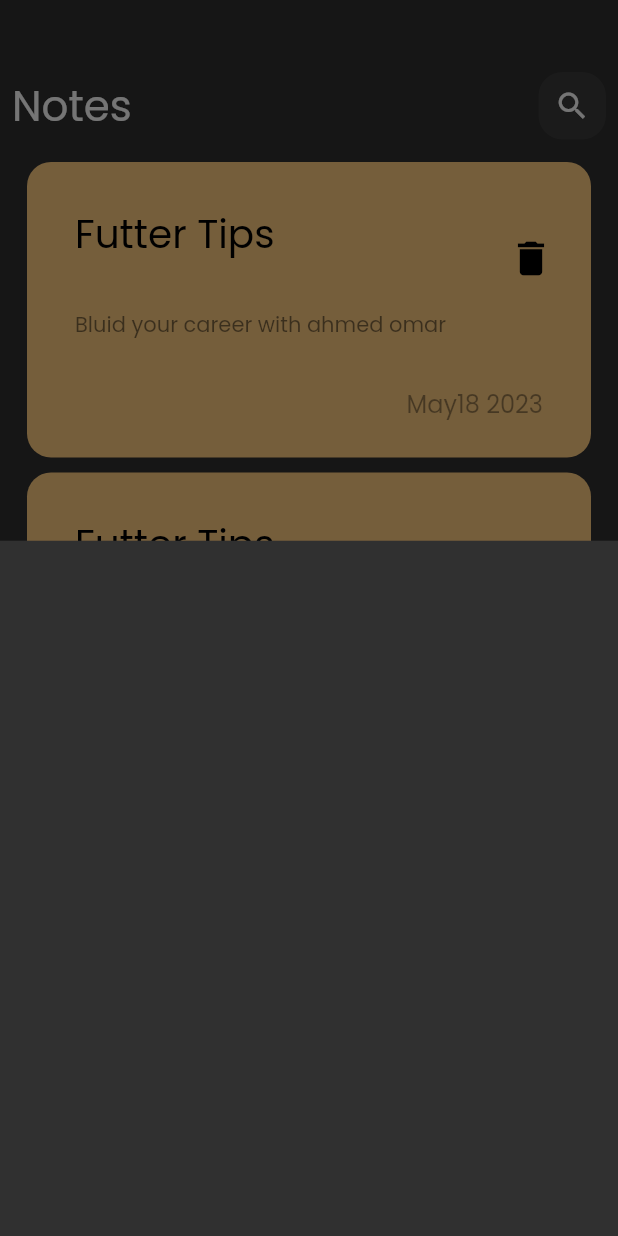
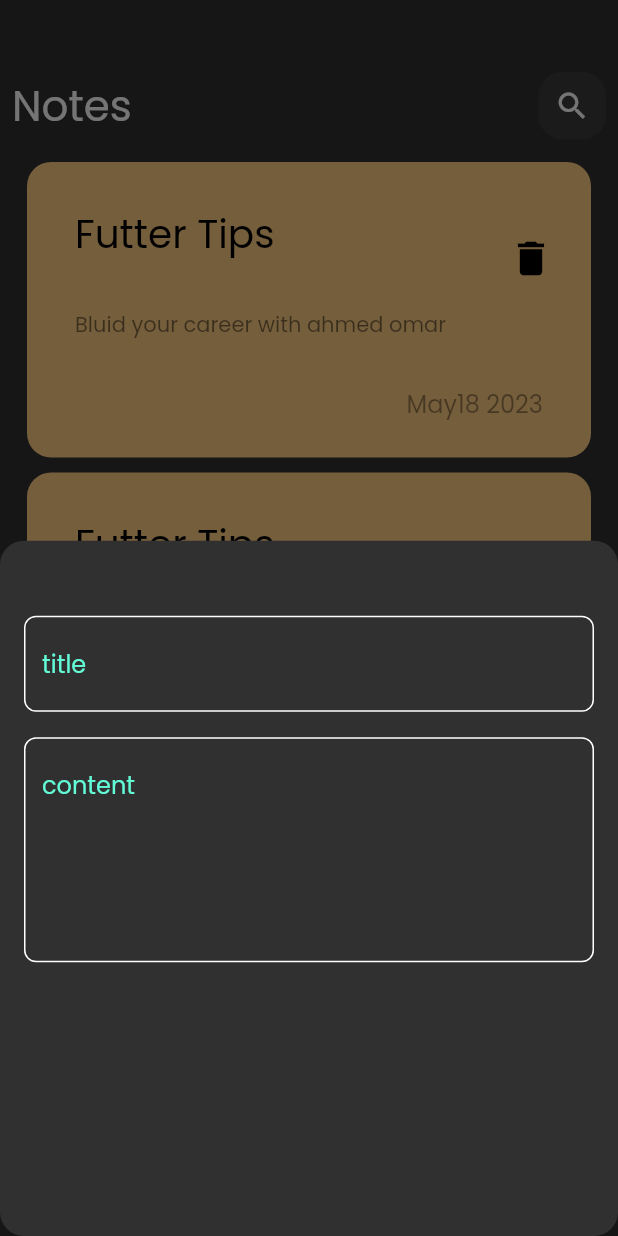
Before and after one commit to Ahmedomar74/note_app, a Flutter app: the screen it shows after launch, after a tap on the "add" icon, on a phone screen of 412 x 824 dp. Run offline on Flutter 3.47's test engine with Material 2 defaults, Android fonts, the phone set to English and light mode, and no system bars.

Commit message:
add fileds  to bottom

```diff
--- /dev/null
+++ b/lib/constant/constant.dart
@@ -0,0 +1,3 @@
+import 'package:flutter/material.dart';
+
+const kPrimaryColor = Color(0xff62fcd7);
--- a/lib/views/notes_view.dart
+++ b/lib/views/notes_view.dart
@@ -11,6 +11,8 @@ class NotesView extends StatelessWidget {
       floatingActionButton: FloatingActionButton(
         onPressed: () {
           showModalBottomSheet(
+            shape:
+                RoundedRectangleBorder(borderRadius: BorderRadius.circular(16)),
             context: context,
             builder: (context) {
               return const AddNoteBottomSheet();
--- a/lib/views/widgets/add_note_bottom_sheet.dart
+++ b/lib/views/widgets/add_note_bottom_sheet.dart
@@ -1,10 +1,28 @@
 import 'package:flutter/material.dart';
+import 'package:noteapp/views/widgets/custom_text_field.dart';
 
 class AddNoteBottomSheet extends StatelessWidget {
   const AddNoteBottomSheet({super.key});
 
   @override
   Widget build(BuildContext context) {
-    return Container();
+    return Padding(
+      padding: const EdgeInsets.symmetric(horizontal: 16),
+      child: Column(
+        children: const [
+          SizedBox(
+            height: 50,
+          ),
+          CustomTextField(hint: 'title'),
+          SizedBox(
+            height: 17,
+          ),
+          CustomTextField(
+            hint: 'content',
+            maxlines: 5,
+          ),
+        ],
+      ),
+    );
   }
 }
--- /dev/null
+++ b/lib/views/widgets/custom_text_field.dart
@@ -0,0 +1,29 @@
+import 'package:flutter/material.dart';
+import 'package:noteapp/constant/constant.dart';
+
+class CustomTextField extends StatelessWidget {
+  const CustomTextField({super.key, required this.hint, this.maxlines = 1});
+  final String hint;
+  final int maxlines;
+
+  @override
+  Widget build(BuildContext context) {
+    return TextField(
+      cursorColor: kPrimaryColor,
+      maxLines: maxlines,
+      decoration: InputDecoration(
+        hintText: hint,
+        hintStyle: const TextStyle(color: kPrimaryColor),
+        border: buildBorder(),
+        enabledBorder: buildBorder(),
+        focusedBorder: buildBorder(kPrimaryColor),
+      ),
+    );
+  }
+
+  OutlineInputBorder buildBorder([color]) {
+    return OutlineInputBorder(
+        borderRadius: BorderRadius.circular(8),
+        borderSide: BorderSide(color: color ?? Colors.white));
+  }
+}
```
